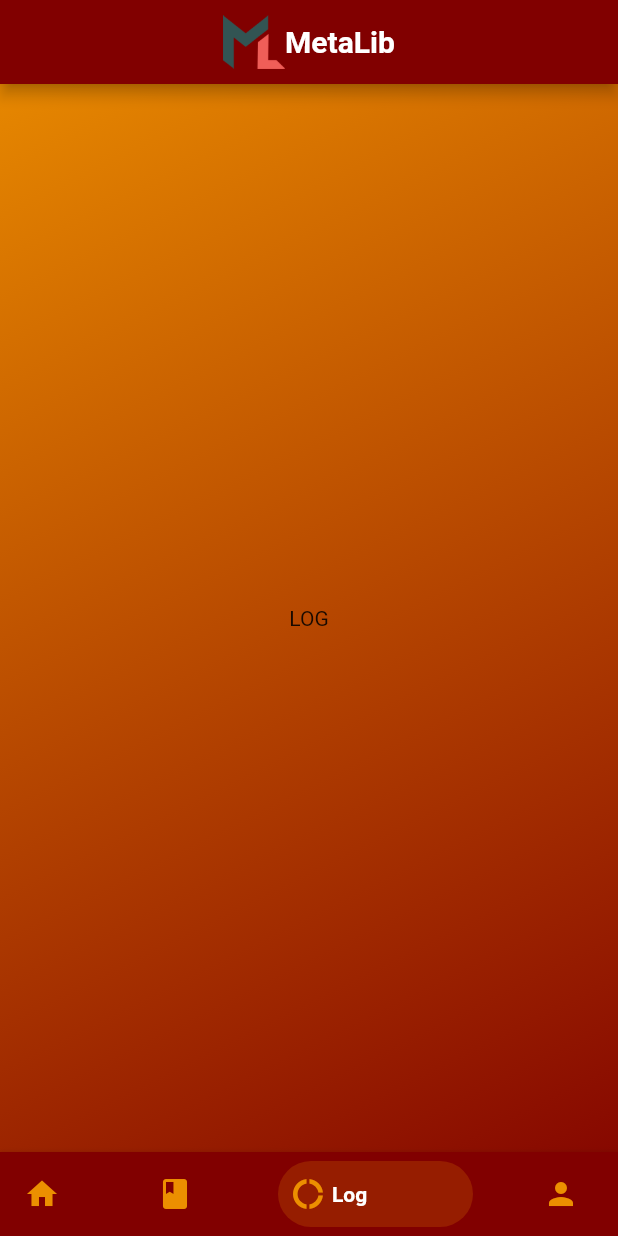
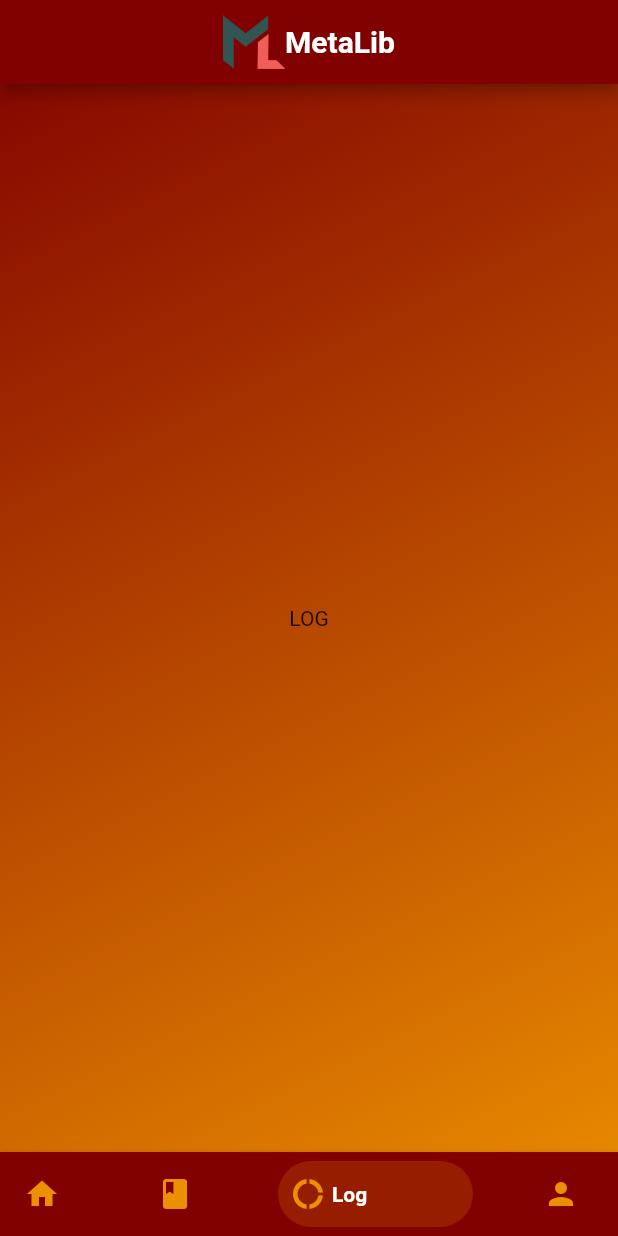
Before and after one commit to Vasseurr/MetaLib, a Flutter app: the screen it shows after launch, item 3 of the bottom bar chosen, on a phone screen of 412 x 824 dp. Run offline on Flutter 3.47's test engine with Material 2 defaults, Android fonts, the phone set to English and light mode, and no system bars; drawn by our look-alikes of bottom_navy_bar; our stand-ins replace dio, flutter_secure_storage, font_awesome_flutter, get, hive, hive_flutter and 2 more; missing offline and left inert: shared_preferences_web; accounts and stored records are empty; network calls fail.

Commit message:
change background

```diff
--- a/lib/view/home/ui/home.dart
+++ b/lib/view/home/ui/home.dart
@@ -27,7 +27,7 @@ class _HomeState extends State<Home> {
           gradient: LinearGradient(
               begin: Alignment.bottomRight,
               end: Alignment.topLeft,
-              colors: [context.specialRed, context.specialYellow])),
+              colors: [context.specialYellow, context.specialRed])),
       child: CustomScaffold(
         body: Obx(() => IndexedStack(
               index: _homeController.tabIndex,
```
